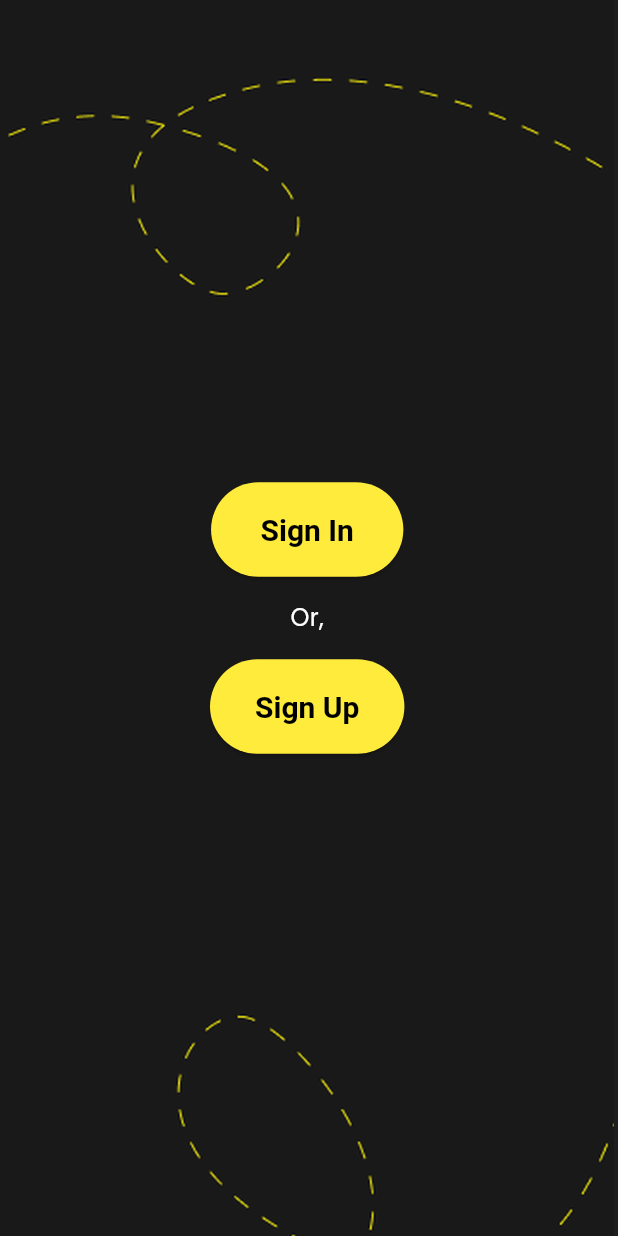
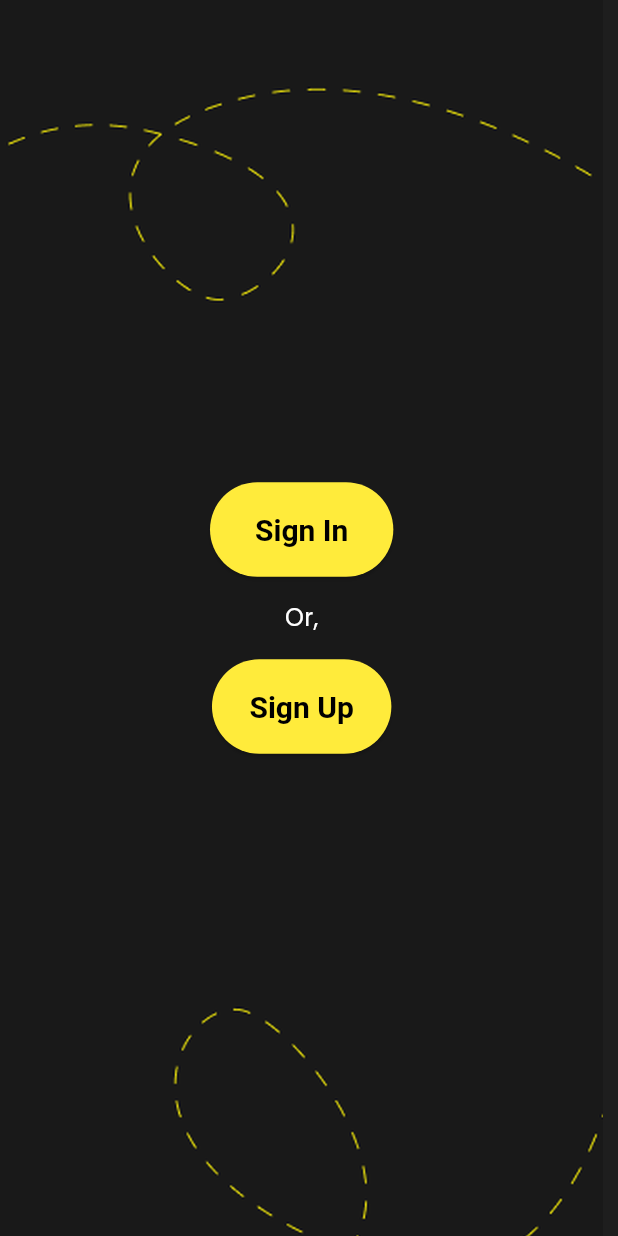
Before and after one commit to Zakerous76/myFitWizz, a Flutter app: the screen it shows after launch, after a tap on "Get Started", on a phone screen of 412 x 824 dp. Run offline on Flutter 3.47's test engine with Material 3 defaults, Android fonts, the light colour scheme and no system bars; our stand-ins replace cloud_firestore, firebase_auth, firebase_core, youtube_player_flutter; accounts and stored records are empty.

Commit message:
fixed button width

```diff
--- a/lib/views/onboarding/sign_in_up_view.dart
+++ b/lib/views/onboarding/sign_in_up_view.dart
@@ -31,7 +31,7 @@ class SignInUpView extends StatelessWidget {
                 backgroundColor: Colors.yellow, // Button background color
                 foregroundColor: Colors.black, // Button text color
                 padding:
-                    const EdgeInsets.symmetric(horizontal: 33, vertical: 20),
+                    const EdgeInsets.symmetric(horizontal: 30, vertical: 20),
                 textStyle: const TextStyle(
                   fontSize: 20,
                   fontWeight: FontWeight.bold,
@@ -55,7 +55,7 @@ class SignInUpView extends StatelessWidget {
                 backgroundColor: Colors.yellow, // Button background color
                 foregroundColor: Colors.black, // Button text color
                 padding:
-                    const EdgeInsets.symmetric(horizontal: 30, vertical: 20),
+                    const EdgeInsets.symmetric(horizontal: 25, vertical: 20),
                 textStyle: const TextStyle(
                   fontSize: 20,
                   fontWeight: FontWeight.bold,
```
